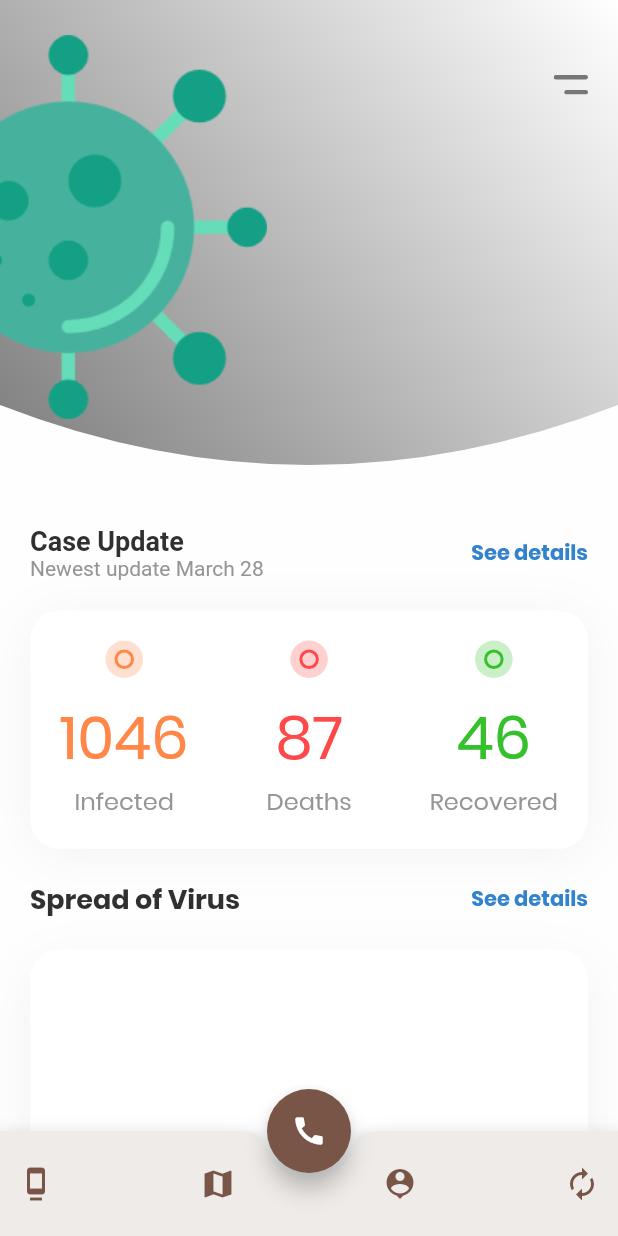
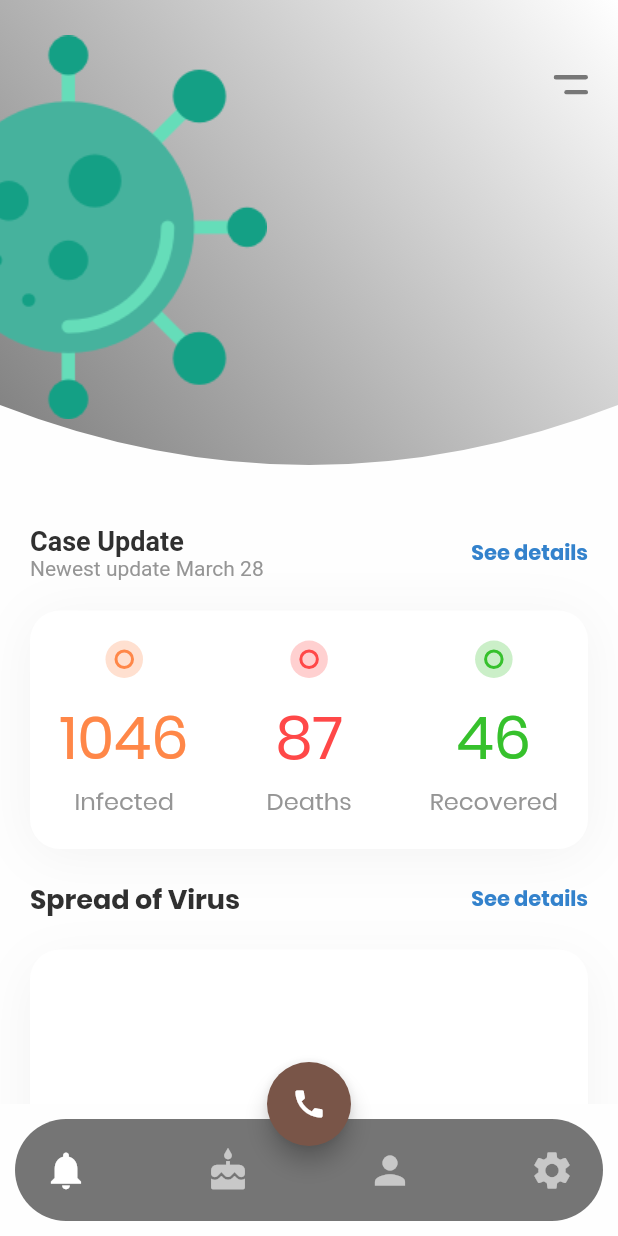
Before and after one commit to alhlal209/wic, a Flutter app: the screen it shows after launch, on a phone screen of 412 x 824 dp. Run offline on Flutter 3.47's test engine with Material 2 defaults, Android fonts, the phone set to English and light mode, and no system bars; our stand-ins replace flutter_svg, google_maps_flutter.

Commit message:
change bottom navegation bar

```diff
--- a/lib/main.dart
+++ b/lib/main.dart
@@ -2,8 +2,6 @@ import 'package:wic/constant.dart';
 import 'package:wic/widgets/counter.dart';
 import 'package:wic/widgets/my_header.dart';
 import 'package:flutter/material.dart';
-import 'package:wic/info_screen.dart';
-import 'package:wic/widgets/instruction.dart';
 
 void main() => runApp(MyApp());
 
@@ -54,77 +52,121 @@ class _HomeScreenState extends State<HomeScreen> {
     });
   }
 
+  int appCurrIndex = 0;
+  List<Icon> iconsList = [
+    Icon(Icons.notifications),
+    Icon(Icons.cake),
+    Icon(Icons.person),
+    Icon(Icons.settings),
+  ];
+  List<Widget> bodyData = [
+    Center(
+      child: Text("Notifications"),
+    ),
+    Center(
+      child: Text("Birthday Cake"),
+    ),
+    Center(
+      child: Text("Person"),
+    ),
+    Center(
+      child: Text("Settings"),
+    ),
+  ];
   @override
   Widget build(BuildContext context) {
     return Scaffold(
-      bottomNavigationBar: BottomAppBar(
-        elevation: 8,
-        color: Colors.brown[50],
-        shape: const CircularNotchedRectangle(),
-        child: Container(
-          height: 70,
+//      bottomNavigationBar: BottomAppBar(
+//        elevation: 8,
+//        color: Colors.brown[50],
+//        shape: const CircularNotchedRectangle(),
+//        child: Container(
+//          height: 70,
+//          child: Row(
+//            mainAxisAlignment: MainAxisAlignment.spaceBetween,
+//            children: <Widget>[
+//              IconButton(color: Colors.brown,
+//                icon: Icon(Icons.dock),
+//                onPressed: () {
+//                  Navigator.push(
+//                    context,
+//                    MaterialPageRoute(
+//                      builder: (context) {
+//                        return InfoScreen();
+//                      },
+//                    ),
+//                  );
+//                },
+//              ),
+//              IconButton(color: Colors.brown,
+//                icon: Icon(Icons.map),
+//                onPressed: () {
+//                  Navigator.push(
+//                    context,
+//                    MaterialPageRoute(
+//                      builder: (context) {
+//                        return InfoScreen();
+//                      },
+//                    ),
+//                  );
+//                },
+//              ),
+//              IconButton(color: Colors.brown,
+//                icon: Icon(Icons.autorenew),
+//                onPressed: () {
+//                  Navigator.push(
+//                    context,
+//                    MaterialPageRoute(
+//                      builder: (context) {
+//                        return MapSample();
+//                      },
+//                    ),
+//                  );
+//                },
+//              ),
+//              IconButton(color: Colors.brown,
+//                icon: Icon(Icons.autorenew),
+//                onPressed: () {
+//                  Navigator.push(
+//                    context,
+//                    MaterialPageRoute(
+//                      builder: (context) {
+//                        return InfoScreen();
+//                      },
+//                    ),
+//                  );
+//                },
+//              ),
+//            ],
+//          ),
+//        ),
+//      ),
+
+      bottomNavigationBar: Container(
+          margin: EdgeInsets.all(10.0),
+          padding: EdgeInsets.all(10.0),
+          decoration: BoxDecoration(
+            color: Colors.black54,
+            borderRadius: BorderRadius.circular(100.0),
+          ),
           child: Row(
-            mainAxisAlignment: MainAxisAlignment.spaceBetween,
-            children: <Widget>[
-              IconButton(color: Colors.brown,
-                icon: Icon(Icons.dock),
-                onPressed: () {
-                  Navigator.push(
-                    context,
-                    MaterialPageRoute(
-                      builder: (context) {
-                        return InfoScreen();
-                      },
-                    ),
-                  );
-                },
-              ),
-              IconButton(color: Colors.brown,
-                icon: Icon(Icons.map),
-                onPressed: () {
-                  Navigator.push(
-                    context,
-                    MaterialPageRoute(
-                      builder: (context) {
-                        return InfoScreen();
-                      },
-                    ),
-                  );
-                },
-              ),
-              IconButton(color: Colors.brown,
-                icon: Icon(Icons.person_pin),
-                onPressed: () {
-                  Navigator.push(
-                    context,
-                    MaterialPageRoute(
-                      builder: (context) {
-                        return MapSample();
-                      },
-                    ),
-                  );
-                },
-              ),
-              IconButton(color: Colors.brown,
-                icon: Icon(Icons.autorenew),
-                onPressed: () {
-                  Navigator.push(
-                    context,
-                    MaterialPageRoute(
-                      builder: (context) {
-                        return InfoScreen();
-                      },
-                    ),
-                  );
-                },
-              ),
-            ],
-          ),
-        ),
-      ),
+              mainAxisAlignment: MainAxisAlignment.spaceBetween,
+              crossAxisAlignment: CrossAxisAlignment.center,
+              children: List<IconButton>.generate(4, (int i) {
+                return IconButton(
+                  color: i == appCurrIndex ? Colors.white : Colors.white60,
+                  icon: iconsList[i],
+                  iconSize: 30.0,
+                  onPressed: () {
+                    setState(() {
+                      appCurrIndex = i;
+                    });
+                  },
+                );
+              }))),
       floatingActionButton: FloatingActionButton(
         backgroundColor: Colors.brown,
-        splashColor: Colors.brown[200],
+        splashColor: Colors.brown[400],
         onPressed: () {},
         child: Icon(Icons.call,),
         tooltip: 'call if you find corona case',
--- a/lib/widgets/instruction.dart
+++ b/lib/widgets/instruction.dart
@@ -8,10 +8,6 @@ class MapSample extends StatefulWidget {
 
 class _MyAppState extends State<MapSample> {
   @override
-  Widget build(BuildContext context) {
-    // TODO: implement build
-    return null;
-  }
   GoogleMapController mapController;
 
   final LatLng _center = const LatLng(45.521563, -122.677433);
@@ -26,7 +22,7 @@ class _MyAppState extends State<MapSample> {
     return MaterialApp(
       home: Scaffold(
         appBar: AppBar(
-          title: Text('Maps Sample App'),
+          title: Text('covid spread'),
           backgroundColor: Colors.green[700],
         ),
         body: GoogleMap(
--- a/pubspec.yaml
+++ b/pubspec.yaml
@@ -24,6 +24,7 @@ dependencies:
   # Use with the CupertinoIcons class for iOS style icons.
   cupertino_icons: ^0.1.2
   google_maps_flutter: ^0.5.26+2
+  outline_material_icons: ^0.1.1
 
 dev_dependencies:
   flutter_test:
```
Also changed, not shown: pubspec.lock.
